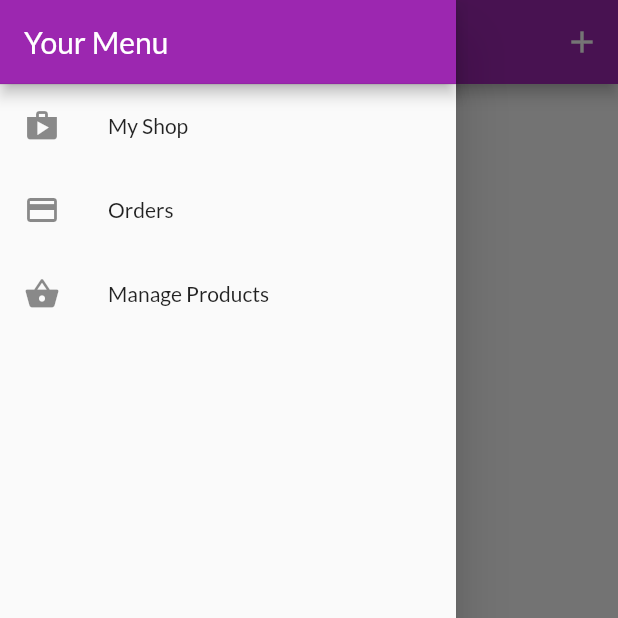
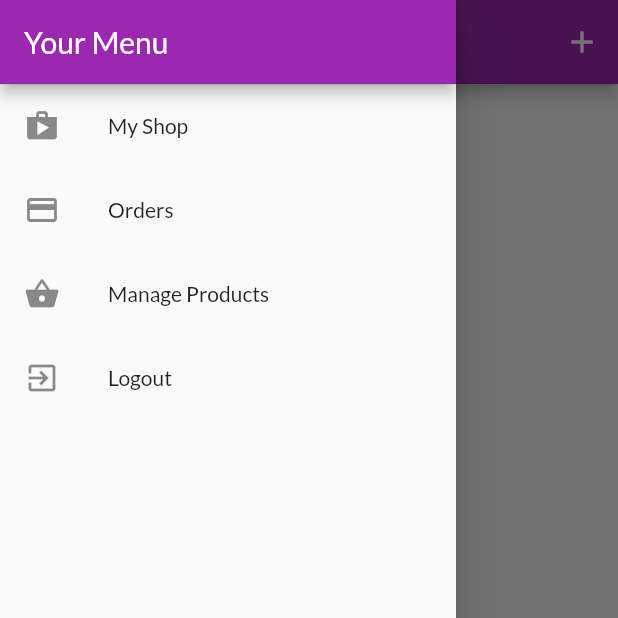
Before and after one commit to davidjhoseph/shop-app, a Flutter app: the UserProductScreen screen opened by its route, with the side drawer open, on a phone screen of 412 x 824 dp, the top half of it. Run offline on Flutter 3.47's test engine with Material 2 defaults, Android fonts, the phone set to English and light mode, and no system bars; our stand-ins replace shared_preferences; accounts and stored records are empty; network calls fail.

Commit message:
final touches

```diff
--- a/lib/providers/order.dart
+++ b/lib/providers/order.dart
@@ -19,7 +19,8 @@ class OrderItem {
 
 class Order with ChangeNotifier {
   String token;
-  Order(this._orders, {this.token});
+  String userId;
+  Order(this._orders, {this.userId, this.token});
   List<OrderItem> _orders = [];
 
   List<OrderItem> get orders {
@@ -28,7 +29,7 @@ class Order with ChangeNotifier {
 
   Future<void> addOrder(List<CartItem> cartProducts, double amount) async {
     final url =
-        'https://flutter-shop-app-1346f.firebaseio.com/orders.json?auth=$token';
+        'https://flutter-shop-app-1346f.firebaseio.com/orders/$userId.json?auth=$token';
     final initialDate = DateTime.now();
 
     final response = await http.post(
@@ -64,7 +65,7 @@ class Order with ChangeNotifier {
 
   Future<void> fetchAndSetOrders() async {
     final url =
-        'https://flutter-shop-app-1346f.firebaseio.com/orders.json?auth=$token';
+        'https://flutter-shop-app-1346f.firebaseio.com/orders/$userId.json?auth=$token';
     final response = await http.get(url);
     final extractedData = json.decode(response.body) as Map<String, dynamic>;
     if (extractedData == null) {
--- a/lib/screens/cart_screen.dart
+++ b/lib/screens/cart_screen.dart
@@ -15,7 +15,7 @@ class CartScreen extends StatelessWidget {
       ),
       body: Column(
         children: [
-          cart.itemsCount > 1
+          cart.itemsCount > 0
               ? Card(
                   margin: EdgeInsets.all(15),
                   child: Padding(
--- a/lib/screens/order_screen.dart
+++ b/lib/screens/order_screen.dart
@@ -13,10 +13,9 @@ class OrderScreen extends StatefulWidget {
 }
 
 class _OrderScreenState extends State<OrderScreen> {
+  var _isLoading = false;
   @override
-  var _isLoading = false;
   void initState() {
-    // TODO: implement initState
     super.initState();
     Future.delayed(
       Duration(seconds: 1),
--- a/lib/screens/user_product_screen.dart
+++ b/lib/screens/user_product_screen.dart
@@ -15,7 +15,7 @@ class UserProductScreen extends StatelessWidget {
 
   @override
   Widget build(BuildContext context) {
-    final Products productsData = Provider.of<Products>(context);
+    // final Products productsData = Provider.of<Products>(context);
     return Scaffold(
       appBar: AppBar(
         title: const Text('Manage Products'),
@@ -29,10 +29,21 @@ class UserProductScreen extends StatelessWidget {
         ],
       ),
       drawer: SideDrawer(),
-      body: RefreshIndicator(
-        onRefresh: () => Provider.of<Products>(context, listen: false)
-            .fetchAndSetProducts(), //() => _refreshProducts(context),
-        child: Padding(
+      body: FutureBuilder(
+        future: Provider.of<Products>(context, listen: false)
+            .fetchAndSetProducts(true),
+        builder: (ctx, dataSnapshot) =>
+            dataSnapshot.connectionState == ConnectionState.waiting
+                ? Center(
+                    child: CircularProgressIndicator(),
+                  )
+                : RefreshIndicator(
+                    onRefresh: () =>
+                        Provider.of<Products>(context, listen: false)
+                            .fetchAndSetProducts(
+                                true), //() => _refreshProducts(context),
+                    child: Consumer<Products>(
+                      builder: (ctx, productsData, _) => Padding(
                         padding: EdgeInsets.all(8),
                         child: ListView.builder(
                           itemBuilder: (_, i) {
@@ -51,6 +62,8 @@ class UserProductScreen extends StatelessWidget {
                         ),
                       ),
                     ),
+                  ),
+      ),
     );
   }
 }
--- a/lib/widgets/side_drawer.dart
+++ b/lib/widgets/side_drawer.dart
@@ -1,4 +1,7 @@
 import 'package:flutter/material.dart';
+import 'package:provider/provider.dart';
+
+import '../providers/auth.dart';
 import '../screens/user_product_screen.dart';
 import '../screens/order_screen.dart';
 
@@ -38,6 +41,14 @@ class SideDrawer extends StatelessWidget {
                 Navigator.of(context)
                     .pushReplacementNamed(UserProductScreen.routeName);
               },
+            ),
+            ListTile(
+              leading: Icon(Icons.exit_to_app),
+              title: Text('Logout'),
+              onTap: () {
+                Navigator.of(context).pop();
+                Provider.of<Auth>(context, listen: false).logout();
+              },
             )
           ],
         ),
--- a/pubspec.yaml
+++ b/pubspec.yaml
@@ -22,6 +22,7 @@ dependencies:
   provider: ^4.3.2
   intl: ^0.16.1
   http: ^0.12.2
+  shared_preferences: ^0.5.10
 
   # The following adds the Cupertino Icons font to your application.
   # Use with the CupertinoIcons class for iOS style icons.
@@ -31,13 +32,11 @@ dev_dependencies:
   flutter_test:
     sdk: flutter
 
-
 # For information on the generic Dart part of this file, see the
 # following page: https://www.dartlang.org/tools/pub/pubspec
 
 # The following section is specific to Flutter.
 flutter:
-
   # The following line ensures that the Material Icons font is
   # included with your application, so that you can use the icons in
   # the material Icons class.
```
Also changed, not shown: lib/main.dart (+18 -5 lines), lib/providers/auth.dart (+61 -5 lines), lib/providers/product.dart (+4 -4 lines), lib/providers/products.dart (+18 -9 lines), lib/screens/auth_screen.dart (+6 -4 lines), lib/screens/product_detail_screen.dart (+6 -3 lines), lib/widgets/product_item.dart (+7 -4 lines), pubspec.lock, 6 other files. Lines whose indentation alone changed are shown as unchanged.
